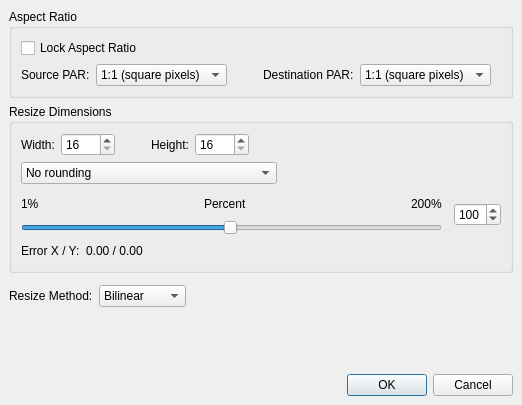
Above: avidemux_plugins/ADM_videoFilters6/resize/qt4/resizing.ui from mean00/avidemux2 before the change. Below: the same form after it.
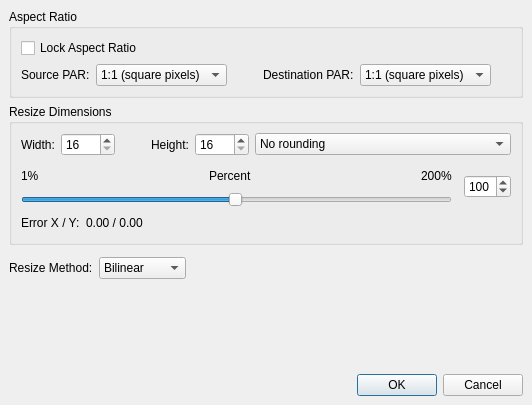
That is the form after the change.

Commit message: [resize/qt4] Use vertical space more efficiently

```diff
--- a/avidemux_plugins/ADM_videoFilters6/resize/qt4/resizing.ui
+++ b/avidemux_plugins/ADM_videoFilters6/resize/qt4/resizing.ui
@@ -247,10 +247,6 @@
           </property>
          </spacer>
         </item>
-       </layout>
-      </item>
-      <item>
-       <layout class="QHBoxLayout" name="horizontalLayout">
         <item>
          <widget class="QComboBox" name="comboBoxRoundup">
           <property name="minimumSize">
@@ -281,19 +277,6 @@
           </item>
          </widget>
         </item>
-        <item>
-         <spacer name="horizontalSpacer">
-          <property name="orientation">
-           <enum>Qt::Horizontal</enum>
-          </property>
-          <property name="sizeHint" stdset="0">
-           <size>
-            <width>40</width>
-            <height>20</height>
-           </size>
-          </property>
-         </spacer>
-        </item>
        </layout>
       </item>
       <item>
```
Left out of the diff: 1 changed line with no effect on the pictures.
